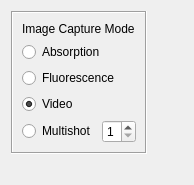
Above: ui_resources/imagecapturemodewidget.ui from jagerber48/jkam_e6 before the change. Below: the same form after it.
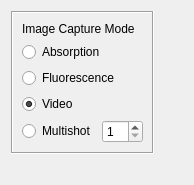
That is the form after the change.

Commit message: Updated multishot to maximum 20 images from 8

```diff
--- a/ui_resources/imagecapturemodewidget.ui
+++ b/ui_resources/imagecapturemodewidget.ui
@@ -81,7 +81,7 @@
            <number>1</number>
           </property>
           <property name="maximum">
-           <number>8</number>
+           <number>20</number>
           </property>
          </widget>
         </item>
```
The commit also changes 1 other file.
